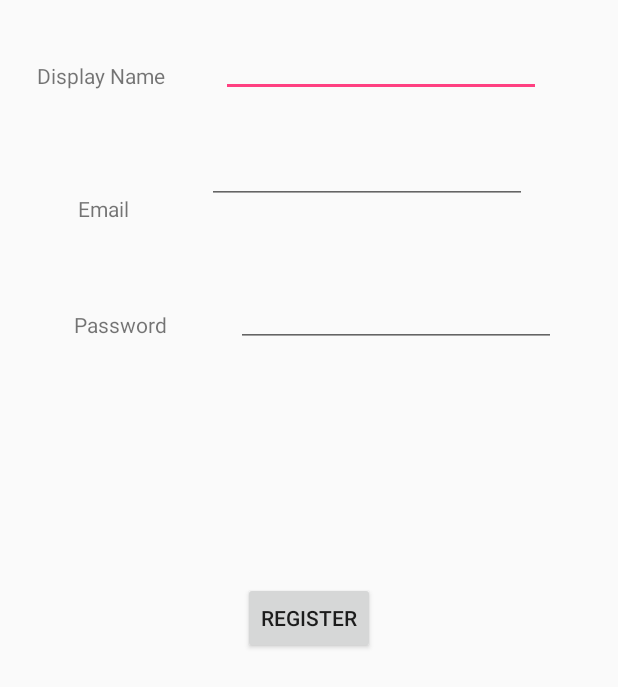
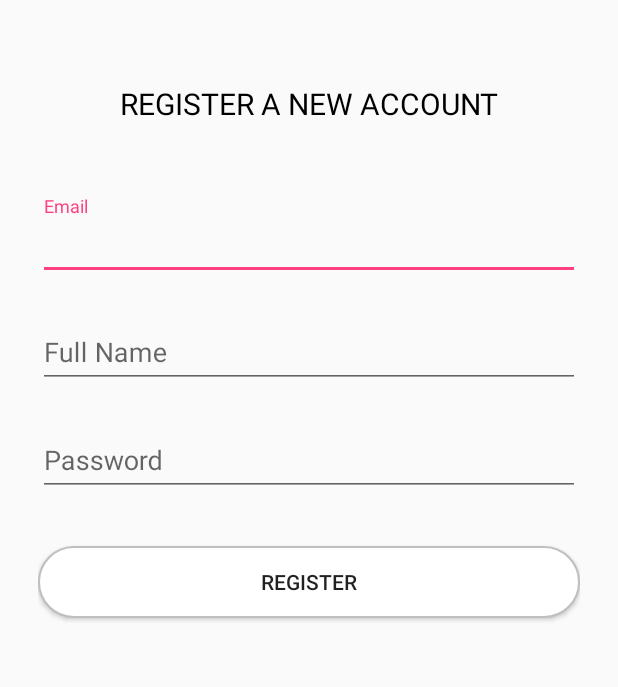
Before and after one commit to ayushmandey97/RentPay, an Android app: the Register screen opened directly, with no data from a screen before it, on a phone screen of 412 x 824 dp. Shown: the top 687 px of the screen. Run offline under Robolectric (Android 15) with nearby library versions, the phone set to English and light mode, and no system bars; our stand-ins replace Firebase (no records; nobody signed in at launch, a user with empty details on screens opened directly).

Commit message:
UI for login,register

```diff
--- a/app/src/main/java/com/example/ayushmandey/rentpay/Home/HomeActivity.java
+++ b/app/src/main/java/com/example/ayushmandey/rentpay/Home/HomeActivity.java
@@ -28,6 +28,7 @@ public class HomeActivity extends AppCompatActivity {
         mAuth = FirebaseAuth.getInstance();
         setupBottomNavigationView();
         setupViewPager();
+
     }
 
 
@@ -38,12 +39,12 @@ public class HomeActivity extends AppCompatActivity {
         adapter.addFragment(new SearchFragment());
         ViewPager viewPager = (ViewPager) findViewById(R.id.container);
         viewPager.setAdapter(adapter);
-
         TabLayout tabLayout = (TabLayout) findViewById(R.id.tabs);
         tabLayout.setupWithViewPager(viewPager);
         tabLayout.getTabAt(0).setIcon(R.drawable.ic_settings);
         tabLayout.getTabAt(1).setIcon(R.drawable.ic_logo1);
         tabLayout.getTabAt(2).setIcon(R.drawable.ic_search);
+        viewPager.setCurrentItem(1);
     }
 
     private void setupBottomNavigationView(){
--- /dev/null
+++ b/app/src/main/res/drawable/white_rounded_button.xml
@@ -0,0 +1,29 @@
+<?xml version="1.0" encoding="utf-8"?>
+<selector xmlns:android="http://schemas.android.com/apk/res/android">
+
+    <item
+        android:state_pressed="true">
+        <shape>
+            <solid
+                android:color="@color/colorAccent"/>
+            <stroke
+                android:color="@color/black"
+                android:width="1dp"/>
+            <corners
+                android:radius="50dp"/>
+        </shape>
+    </item>
+    <item>
+        <shape>
+            <solid
+                android:color="@color/white"/>
+            <stroke
+                android:color="@color/grey"
+                android:width="1dp"/>
+            <corners
+                android:radius="50dp"/>
+        </shape>
+    </item>
+
+
+</selector>
--- a/app/src/main/res/layout/activity_register.xml
+++ b/app/src/main/res/layout/activity_register.xml
@@ -1,122 +1,206 @@
 <?xml version="1.0" encoding="utf-8"?>
-<android.support.constraint.ConstraintLayout xmlns:android="http://schemas.android.com/apk/res/android"
+<RelativeLayout xmlns:android="http://schemas.android.com/apk/res/android"
     xmlns:app="http://schemas.android.com/apk/res-auto"
     xmlns:tools="http://schemas.android.com/tools"
     android:layout_width="match_parent"
     android:layout_height="match_parent"
-    tools:context="com.example.ayushmandey.rentpay.Register">
+    tools:context="com.example.ayushmandey.rentpay.Register.Register">
+
+    <LinearLayout
+        android:layout_width="match_parent"
+        android:layout_height="wrap_content"
+        android:orientation="vertical"
+        android:paddingTop="55dp"
+        android:paddingLeft="25dp"
+        android:paddingRight="25dp"
+        >
 
         <TextView
-        android:id="@+id/textView4"
-        android:layout_width="wrap_content"
+            android:layout_width="match_parent"
             android:layout_height="wrap_content"
-        android:layout_marginBottom="8dp"
-        android:layout_marginEnd="8dp"
-        android:layout_marginStart="8dp"
+            android:text="REGISTER A NEW ACCOUNT"
+            android:textSize="20sp"
+            android:textColor="@color/black"
+            android:gravity="center_horizontal"
+            android:layout_marginBottom="40dp"/>
+
+
+        <android.support.design.widget.TextInputLayout
+            android:layout_width="match_parent"
+            android:layout_height="wrap_content"
             android:layout_marginTop="8dp"
-        android:text="Email"
-        app:layout_constraintBottom_toBottomOf="parent"
-        app:layout_constraintEnd_toEndOf="parent"
-        app:layout_constraintHorizontal_bias="0.122"
-        app:layout_constraintStart_toStartOf="parent"
-        app:layout_constraintTop_toTopOf="parent"
-        app:layout_constraintVertical_bias="0.154" />
+            android:layout_marginBottom="8dp">
+            <EditText
+                android:layout_width="match_parent"
+                android:layout_height="wrap_content"
+                android:inputType="textEmailAddress"
+                android:hint="Email"
+                android:id="@+id/editText6"/>
 
-    <TextView
-        android:id="@+id/textView5"
-        android:layout_width="62dp"
-        android:layout_height="20dp"
-        android:layout_marginBottom="8dp"
-        android:layout_marginEnd="8dp"
-        android:layout_marginStart="8dp"
+        </android.support.design.widget.TextInputLayout>
+
+
+        <android.support.design.widget.TextInputLayout
+            android:layout_width="match_parent"
+            android:layout_height="wrap_content"
             android:layout_marginTop="8dp"
-        android:text="Password"
-        app:layout_constraintBottom_toBottomOf="parent"
-        app:layout_constraintEnd_toEndOf="parent"
-        app:layout_constraintHorizontal_bias="0.124"
-        app:layout_constraintStart_toStartOf="parent"
-        app:layout_constraintTop_toTopOf="parent"
-        app:layout_constraintVertical_bias="0.252" />
+            android:layout_marginBottom="8dp">
+            <EditText
+                android:layout_width="match_parent"
+                android:layout_height="wrap_content"
+                android:inputType="textPersonName"
+                android:hint="Full Name"
+                android:id="@+id/editText4"
+                />
 
-    <TextView
-        android:id="@+id/textView6"
-        android:layout_width="wrap_content"
+        </android.support.design.widget.TextInputLayout>
+
+
+        <android.support.design.widget.TextInputLayout
+            android:layout_width="match_parent"
             android:layout_height="wrap_content"
-        android:layout_marginBottom="8dp"
-        android:layout_marginEnd="8dp"
-        android:layout_marginStart="8dp"
             android:layout_marginTop="8dp"
-        android:text="Display Name"
-        app:layout_constraintBottom_toBottomOf="parent"
-        app:layout_constraintEnd_toEndOf="parent"
-        app:layout_constraintHorizontal_bias="0.053"
-        app:layout_constraintStart_toStartOf="parent"
-        app:layout_constraintTop_toTopOf="parent"
-        app:layout_constraintVertical_bias="0.041" />
+            android:layout_marginBottom="8dp">
+            <EditText
+                android:layout_width="match_parent"
+                android:layout_height="wrap_content"
+                android:inputType="textPassword"
+                android:hint="Password"
+                android:id="@+id/editText5"/>
 
-    <EditText
-        android:id="@+id/editText4"
-        android:layout_width="wrap_content"
-        android:layout_height="wrap_content"
-        android:layout_marginBottom="8dp"
-        android:layout_marginEnd="8dp"
-        android:layout_marginStart="8dp"
-        android:layout_marginTop="8dp"
-        android:ems="10"
-        android:inputType="textPersonName"
-        app:layout_constraintBottom_toBottomOf="parent"
-        app:layout_constraintEnd_toEndOf="parent"
-        app:layout_constraintHorizontal_bias="0.764"
-        app:layout_constraintStart_toStartOf="parent"
-        app:layout_constraintTop_toTopOf="parent"
-        app:layout_constraintVertical_bias="0.015" />
+        </android.support.design.widget.TextInputLayout>
 
-    <EditText
-        android:id="@+id/editText5"
-        android:layout_width="wrap_content"
-        android:layout_height="wrap_content"
-        android:layout_marginBottom="8dp"
-        android:layout_marginEnd="8dp"
-        android:layout_marginStart="8dp"
-        android:layout_marginTop="8dp"
-        android:ems="10"
-        android:inputType="textPassword"
-        app:layout_constraintBottom_toBottomOf="parent"
-        app:layout_constraintEnd_toEndOf="parent"
-        app:layout_constraintHorizontal_bias="0.816"
-        app:layout_constraintStart_toStartOf="parent"
-        app:layout_constraintTop_toTopOf="parent"
-        app:layout_constraintVertical_bias="0.233" />
-
-    <EditText
-        android:id="@+id/editText6"
-        android:layout_width="wrap_content"
-        android:layout_height="wrap_content"
-        android:layout_marginBottom="8dp"
-        android:layout_marginEnd="8dp"
-        android:layout_marginStart="8dp"
-        android:layout_marginTop="8dp"
-        android:ems="10"
-        android:inputType="textEmailAddress"
-        app:layout_constraintBottom_toBottomOf="parent"
-        app:layout_constraintEnd_toEndOf="parent"
-        app:layout_constraintHorizontal_bias="0.712"
-        app:layout_constraintStart_toStartOf="parent"
-        app:layout_constraintTop_toTopOf="parent"
-        app:layout_constraintVertical_bias="0.108" />
 
         <Button
+            android:layout_width="match_parent"
+            android:layout_height="wrap_content"
+            android:layout_marginBottom="25dp"
+            android:layout_marginTop="25dp"
+            android:text="Register"
             android:id="@+id/button6"
-        android:layout_width="wrap_content"
-        android:layout_height="wrap_content"
-        android:layout_marginBottom="8dp"
-        android:layout_marginEnd="8dp"
-        android:layout_marginStart="8dp"
-        android:layout_marginTop="8dp"
-        android:text="Register"
-        app:layout_constraintBottom_toBottomOf="parent"
-        app:layout_constraintEnd_toEndOf="parent"
-        app:layout_constraintStart_toStartOf="parent"
-        app:layout_constraintTop_toTopOf="parent" />
+            android:padding="12dp"
+            android:background="@drawable/white_rounded_button"/>
 
-</android.support.constraint.ConstraintLayout>
+
+    </LinearLayout>
+
+    <!--<ProgressBar-->
+        <!--android:layout_width="200dp"-->
+        <!--android:layout_height="200dp"-->
+        <!--android:id="@+id/progressBar"-->
+        <!--android:layout_centerInParent="true"/>-->
+
+    <!--<TextView-->
+        <!--android:id="@+id/textView4"-->
+        <!--android:layout_width="wrap_content"-->
+        <!--android:layout_height="wrap_content"-->
+        <!--android:layout_marginBottom="8dp"-->
+        <!--android:layout_marginEnd="8dp"-->
+        <!--android:layout_marginStart="8dp"-->
+        <!--android:layout_marginTop="8dp"-->
+        <!--android:text="Email"-->
+        <!--app:layout_constraintBottom_toBottomOf="parent"-->
+        <!--app:layout_constraintEnd_toEndOf="parent"-->
+        <!--app:layout_constraintHorizontal_bias="0.122"-->
+        <!--app:layout_constraintStart_toStartOf="parent"-->
+        <!--app:layout_constraintTop_toTopOf="parent"-->
+        <!--app:layout_constraintVertical_bias="0.154" />-->
+
+    <!--<TextView-->
+        <!--android:id="@+id/textView5"-->
+        <!--android:layout_width="62dp"-->
+        <!--android:layout_height="20dp"-->
+        <!--android:layout_marginBottom="8dp"-->
+        <!--android:layout_marginEnd="8dp"-->
+        <!--android:layout_marginStart="8dp"-->
+        <!--android:layout_marginTop="8dp"-->
+        <!--android:text="Password"-->
+        <!--app:layout_constraintBottom_toBottomOf="parent"-->
+        <!--app:layout_constraintEnd_toEndOf="parent"-->
+        <!--app:layout_constraintHorizontal_bias="0.124"-->
+        <!--app:layout_constraintStart_toStartOf="parent"-->
+        <!--app:layout_constraintTop_toTopOf="parent"-->
+        <!--app:layout_constraintVertical_bias="0.252" />-->
+
+    <!--<TextView-->
+        <!--android:id="@+id/textView6"-->
+        <!--android:layout_width="wrap_content"-->
+        <!--android:layout_height="wrap_content"-->
+        <!--android:layout_marginBottom="8dp"-->
+        <!--android:layout_marginEnd="8dp"-->
+        <!--android:layout_marginStart="8dp"-->
+        <!--android:layout_marginTop="8dp"-->
+        <!--android:text="Display Name"-->
+        <!--app:layout_constraintBottom_toBottomOf="parent"-->
+        <!--app:layout_constraintEnd_toEndOf="parent"-->
+        <!--app:layout_constraintHorizontal_bias="0.053"-->
+        <!--app:layout_constraintStart_toStartOf="parent"-->
+        <!--app:layout_constraintTop_toTopOf="parent"-->
+        <!--app:layout_constraintVertical_bias="0.041" />-->
+
+    <!--<EditText-->
+        <!--android:id="@+id/editText4"-->
+        <!--android:layout_width="wrap_content"-->
+        <!--android:layout_height="wrap_content"-->
+        <!--android:layout_marginBottom="8dp"-->
+        <!--android:layout_marginEnd="8dp"-->
+        <!--android:layout_marginStart="8dp"-->
+        <!--android:layout_marginTop="8dp"-->
+        <!--android:ems="10"-->
+        <!--android:inputType="textPersonName"-->
+        <!--app:layout_constraintBottom_toBottomOf="parent"-->
+        <!--app:layout_constraintEnd_toEndOf="parent"-->
+        <!--app:layout_constraintHorizontal_bias="0.764"-->
+        <!--app:layout_constraintStart_toStartOf="parent"-->
+        <!--app:layout_constraintTop_toTopOf="parent"-->
+        <!--app:layout_constraintVertical_bias="0.015" />-->
+
+    <!--<EditText-->
+        <!--android:id="@+id/editText5"-->
+        <!--android:layout_width="wrap_content"-->
+        <!--android:layout_height="wrap_content"-->
+        <!--android:layout_marginBottom="8dp"-->
+        <!--android:layout_marginEnd="8dp"-->
+        <!--android:layout_marginStart="8dp"-->
+        <!--android:layout_marginTop="8dp"-->
+        <!--android:ems="10"-->
+        <!--android:inputType="textPassword"-->
+        <!--app:layout_constraintBottom_toBottomOf="parent"-->
+        <!--app:layout_constraintEnd_toEndOf="parent"-->
+        <!--app:layout_constraintHorizontal_bias="0.816"-->
+        <!--app:layout_constraintStart_toStartOf="parent"-->
+        <!--app:layout_constraintTop_toTopOf="parent"-->
+        <!--app:layout_constraintVertical_bias="0.233" />-->
+
+    <!--<EditText-->
+        <!--android:id="@+id/editText6"-->
+        <!--android:layout_width="wrap_content"-->
+        <!--android:layout_height="wrap_content"-->
+        <!--android:layout_marginBottom="8dp"-->
+        <!--android:layout_marginEnd="8dp"-->
+        <!--android:layout_marginStart="8dp"-->
+        <!--android:layout_marginTop="8dp"-->
+        <!--android:ems="10"-->
+        <!--android:inputType="textEmailAddress"-->
+        <!--app:layout_constraintBottom_toBottomOf="parent"-->
+        <!--app:layout_constraintEnd_toEndOf="parent"-->
+        <!--app:layout_constraintHorizontal_bias="0.712"-->
+        <!--app:layout_constraintStart_toStartOf="parent"-->
+        <!--app:layout_constraintTop_toTopOf="parent"-->
+        <!--app:layout_constraintVertical_bias="0.108" />-->
+
+    <!--<Button-->
+        <!--android:id="@+id/button6"-->
+        <!--android:layout_width="wrap_content"-->
+        <!--android:layout_height="wrap_content"-->
+        <!--android:layout_marginBottom="8dp"-->
+        <!--android:layout_marginEnd="8dp"-->
+        <!--android:layout_marginStart="8dp"-->
+        <!--android:layout_marginTop="8dp"-->
+        <!--android:text="Register"-->
+        <!--app:layout_constraintBottom_toBottomOf="parent"-->
+        <!--app:layout_constraintEnd_toEndOf="parent"-->
+        <!--app:layout_constraintStart_toStartOf="parent"-->
+        <!--app:layout_constraintTop_toTopOf="parent" />-->
+
+</RelativeLayout>
```
Also changed, not shown: app/src/main/java/com/example/ayushmandey/rentpay/Login/LogIn.java (+9 -1 lines), app/src/main/res/layout/activity_login.xml (+80 -89 lines), app/src/main/res/drawable/logo.png (added). Lines whose indentation alone changed are shown as unchanged.
